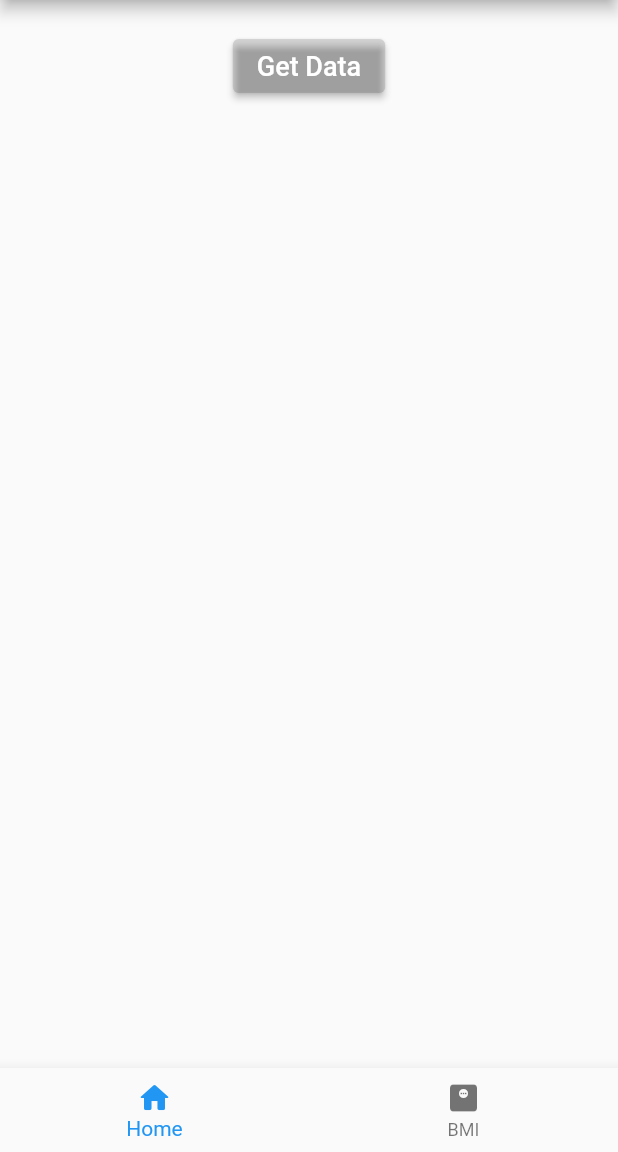
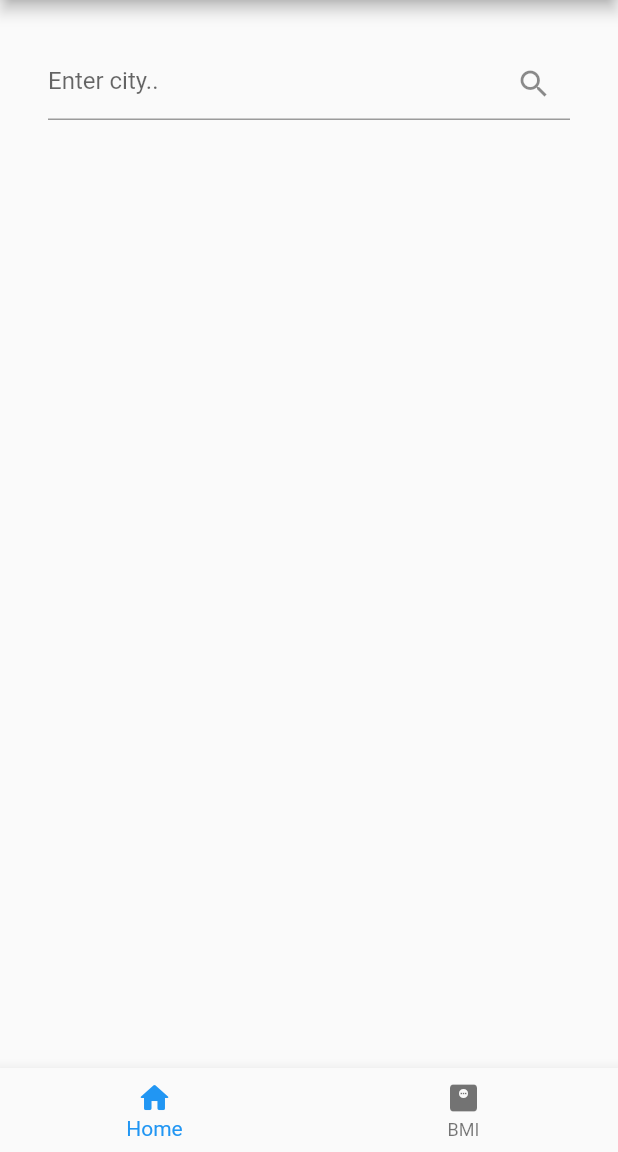
Before and after one commit to samilaxy/flutter_starter, a Flutter app: the WeatherScreen screen opened directly, on a phone screen of 412 x 824 dp, the part 84-1236 px from its top. Run offline on Flutter 3.47's test engine with Material 2 defaults, Android fonts, the phone set to English and light mode, and no system bars.

Commit message:
weatherRow

```diff
--- a/lib/screens/bmi_screen.dart
+++ b/lib/screens/bmi_screen.dart
@@ -63,8 +63,9 @@ class _BmiScreenState extends State<BmiScreen> {
                   child: TextField(
                     controller: txtHeight,
                     keyboardType: TextInputType.number,
-                    decoration: InputDecoration(hintText: heightMessage),
-                    // errorText: validate ? 'Value Can\'t Be Empty' : null
+                    decoration: InputDecoration(
+                        hintText: heightMessage,
+                        errorText: validate ? 'Field Can\'t Be Empty' : null),
                   ),
                 ),
                 Padding(
--- a/lib/screens/weather_screen.dart
+++ b/lib/screens/weather_screen.dart
@@ -12,7 +12,9 @@ class WeatherScreen extends StatefulWidget {
 }
 
 class _WeatherScreenState extends State<WeatherScreen> {
+  final TextEditingController txtPlace = TextEditingController();
   Weather result = Weather('', '', 0, 0, 0, 0);
+
   @override
   Widget build(BuildContext context) {
     return Scaffold(
@@ -23,27 +25,37 @@ class _WeatherScreenState extends State<WeatherScreen> {
       drawer: const MenuDrawer(),
       bottomNavigationBar: const MenuBottom(),
       body: Padding(
-        padding: const EdgeInsets.all(20.0),
-        child: Column(
+        padding: const EdgeInsets.all(16),
+        child: ListView(
           children: [
-            Center(
-              child: ElevatedButton(
-                  style:
-                      ElevatedButton.styleFrom(backgroundColor: Colors.black12),
-                  onPressed: getdata,
-                  child:
-                      const Text('Get Data', style: TextStyle(fontSize: 18))),
-            ),
-            Text(result.name)
+            Padding(
+              padding: const EdgeInsets.all(16),
+              child: TextField(
+                  controller: txtPlace,
+                  decoration: InputDecoration(
+                      hintText: 'Enter city..',
+                      suffixIcon: IconButton(
+                          onPressed: getData, icon: const Icon(Icons.search)))),
+            )
           ],
         ),
       ),
     );
   }
 
-  Future getdata() async {
+  Future getData() async {
     HttpHelper helper = HttpHelper();
-    result = await helper.getWeather('Tema');
+    result = await helper.getWeather(txtPlace.text);
     setState(() {});
   }
 }
+
+Widget weatherRow(String label, String value) {
+  Widget row = Padding(
+      padding: EdgeInsets.symmetric(vertical: 16),
+      child: Row(children: [
+        Expanded(
+            child: Text(label,
+                style: const TextStyle(fontSize: 20, color: Colors.black12)))
+      ]));
+}
```
Also changed, not shown: 15 other files.
